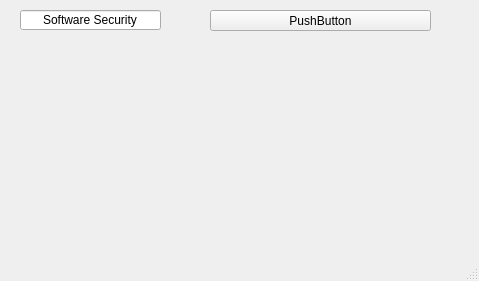
The window that syssec.ui (ArjunWarty/SecuritySystem) describes before a commit, drawn with Qt 5.
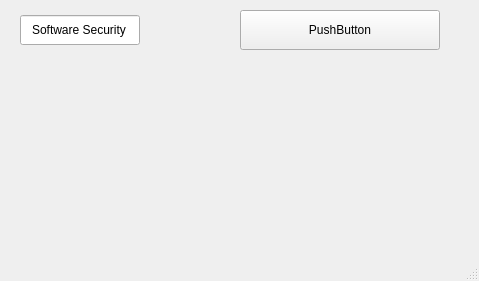
The same window after the commit.

```diff
--- a/syssec.ui
+++ b/syssec.ui
@@ -17,10 +17,10 @@
    <widget class="QLabel" name="img_label">
     <property name="geometry">
      <rect>
-      <x>0</x>
-      <y>40</y>
-      <width>481</width>
-      <height>241</height>
+      <x>140</x>
+      <y>70</y>
+      <width>200</width>
+      <height>200</height>
      </rect>
     </property>
     <property name="text">
@@ -30,10 +30,10 @@
    <widget class="QPushButton" name="Capture">
     <property name="geometry">
      <rect>
-      <x>210</x>
+      <x>240</x>
       <y>10</y>
-      <width>221</width>
-      <height>21</height>
+      <width>200</width>
+      <height>40</height>
      </rect>
     </property>
     <property name="text">
@@ -44,9 +44,9 @@
     <property name="geometry">
      <rect>
       <x>20</x>
-      <y>10</y>
-      <width>141</width>
-      <height>20</height>
+      <y>15</y>
+      <width>120</width>
+      <height>30</height>
      </rect>
     </property>
     <property name="text">
```
